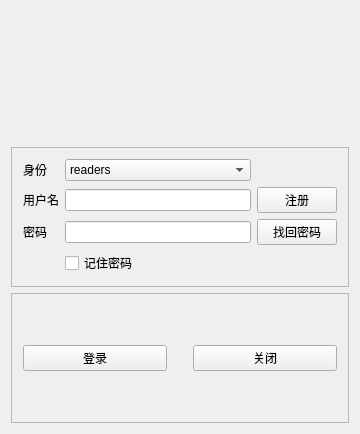
First picture: the form in login.ui, repository lixiaojia2017/libclient, before the edit.
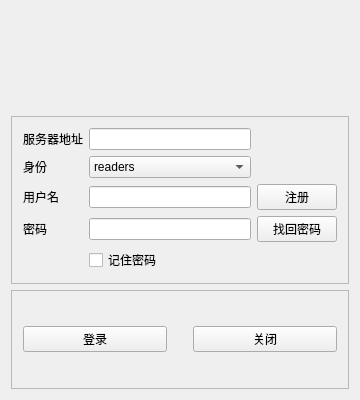
Second picture: the form after the edit. Icons and pictures are not drawn.

What changed in the file:
```diff
--- a/login.ui
+++ b/login.ui
@@ -7,7 +7,7 @@
     <x>0</x>
     <y>0</y>
     <width>360</width>
-    <height>434</height>
+    <height>400</height>
    </rect>
   </property>
   <property name="minimumSize">
@@ -19,7 +19,7 @@
   <property name="maximumSize">
    <size>
     <width>360</width>
-    <height>434</height>
+    <height>400</height>
    </size>
   </property>
   <property name="windowTitle">
@@ -96,74 +96,84 @@
        <enum>QFrame::Raised</enum>
       </property>
       <layout class="QGridLayout" name="gridLayout_2">
-       <item row="0" column="0">
+       <item row="1" column="0">
         <layout class="QGridLayout" name="gridLayout">
-         <item row="0" column="0">
+         <item row="2" column="0">
           <widget class="QLabel" name="label_identity">
            <property name="text">
             <string>身份</string>
            </property>
           </widget>
          </item>
-         <item row="0" column="1">
-          <widget class="QComboBox" name="group">
-           <item>
-            <property name="text">
-             <string>readers</string>
-            </property>
-           </item>
-           <item>
-            <property name="text">
-             <string>staffs</string>
-            </property>
-           </item>
-          </widget>
-         </item>
-         <item row="1" column="0">
+         <item row="3" column="0">
           <widget class="QLabel" name="label_username">
            <property name="text">
             <string>用户名</string>
            </property>
           </widget>
          </item>
-         <item row="1" column="1">
+         <item row="3" column="2">
           <widget class="QLineEdit" name="username"/>
          </item>
-         <item row="1" column="2">
+         <item row="3" column="3">
           <widget class="QPushButton" name="newReader">
            <property name="text">
             <string>注册</string>
            </property>
           </widget>
          </item>
-         <item row="2" column="0">
+         <item row="4" column="0">
           <widget class="QLabel" name="label_password">
            <property name="text">
             <string>密码</string>
            </property>
           </widget>
          </item>
-         <item row="2" column="1">
+         <item row="4" column="2">
           <widget class="QLineEdit" name="password">
            <property name="echoMode">
             <enum>QLineEdit::Password</enum>
            </property>
           </widget>
          </item>
-         <item row="2" column="2">
+         <item row="4" column="3">
           <widget class="QPushButton" name="findPassword">
            <property name="text">
             <string>找回密码</string>
            </property>
           </widget>
          </item>
-         <item row="3" column="1">
+         <item row="5" column="2">
           <widget class="QCheckBox" name="remPassword">
            <property name="text">
             <string>记住密码</string>
            </property>
           </widget>
          </item>
+         <item row="2" column="2">
+          <widget class="QComboBox" name="group">
+           <item>
+            <property name="text">
+             <string>readers</string>
+            </property>
+           </item>
+           <item>
+            <property name="text">
+             <string>staffs</string>
+            </property>
+           </item>
+          </widget>
+         </item>
+         <item row="1" column="0">
+          <widget class="QLabel" name="label_serveraddr">
+           <property name="text">
+            <string>服务器地址</string>
+           </property>
+          </widget>
+         </item>
+         <item row="1" column="2">
+          <widget class="QLineEdit" name="serveraddr"/>
+         </item>
         </layout>
        </item>
       </layout>
```
